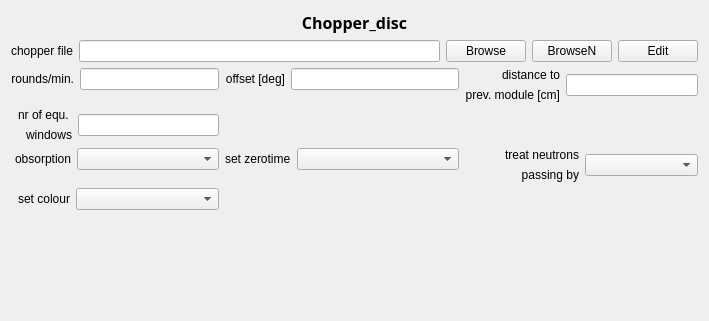
Qt form GUI-Qt/chopper_disc.ui (vitess-neutron/vitess) before a commit.
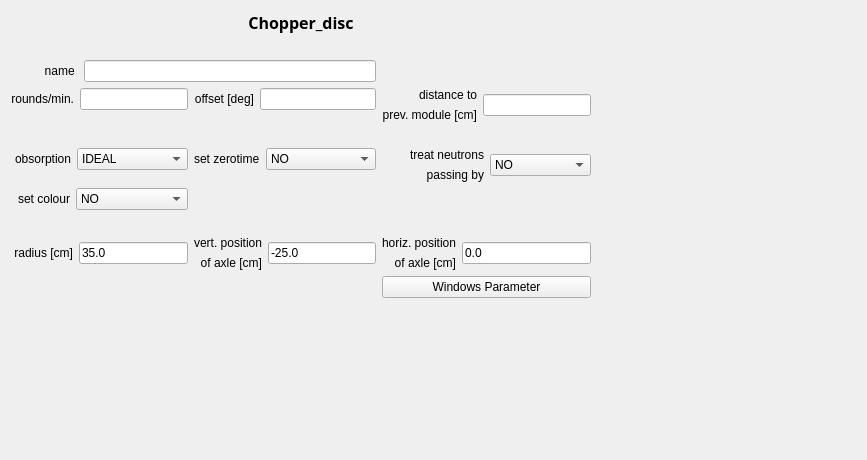
The same form after that commit.

Commit message: Add new modules and functions

Diff of the .ui file:
```diff
--- a/GUI-Qt/chopper_disc.ui
+++ b/GUI-Qt/chopper_disc.ui
@@ -6,103 +6,381 @@
    <rect>
     <x>0</x>
     <y>0</y>
-    <width>709</width>
-    <height>321</height>
+    <width>867</width>
+    <height>460</height>
    </rect>
   </property>
   <property name="windowTitle">
    <string>Form</string>
   </property>
-  <layout class="QGridLayout" name="gridLayout_4">
-   <item row="4" column="2">
-    <layout class="QGridLayout" name="gridLayout_2">
-     <item row="0" column="0">
-      <widget class="QLabel" name="label_9">
-       <property name="text">
-        <string>treat neutrons</string>
-       </property>
-       <property name="alignment">
-        <set>Qt::AlignRight|Qt::AlignTrailing|Qt::AlignVCenter</set>
-       </property>
-      </widget>
-     </item>
-     <item row="0" column="1" rowspan="2">
-      <widget class="QComboBox" name="comboNeutrons"/>
-     </item>
-     <item row="1" column="0">
-      <widget class="QLabel" name="label_12">
-       <property name="text">
-        <string>passing by</string>
-       </property>
-       <property name="alignment">
-        <set>Qt::AlignRight|Qt::AlignTrailing|Qt::AlignVCenter</set>
-       </property>
-      </widget>
-     </item>
-    </layout>
-   </item>
-   <item row="5" column="1" colspan="2">
-    <spacer name="horizontalSpacer_2">
-     <property name="orientation">
-      <enum>Qt::Horizontal</enum>
-     </property>
-     <property name="sizeHint" stdset="0">
-      <size>
-       <width>473</width>
-       <height>20</height>
-      </size>
-     </property>
-    </spacer>
-   </item>
+  <layout class="QGridLayout" name="gridLayout_7">
    <item row="2" column="0">
-    <layout class="QFormLayout" name="formLayout">
-     <item row="0" column="0">
-      <widget class="QLabel" name="label_2">
-       <property name="text">
-        <string>rounds/min.</string>
+    <layout class="QGridLayout" name="gridLayout_3">
+     <item row="4" column="0">
+      <layout class="QFormLayout" name="formLayout_7">
+       <item row="0" column="0">
+        <widget class="QLabel" name="label_10">
+         <property name="text">
+          <string>  set colour</string>
+         </property>
+         <property name="alignment">
+          <set>Qt::AlignRight|Qt::AlignTrailing|Qt::AlignVCenter</set>
+         </property>
+        </widget>
+       </item>
+       <item row="0" column="1">
+        <widget class="QComboBox" name="bColor">
+         <item>
+          <property name="text">
+           <string>NO</string>
+          </property>
+         </item>
+         <item>
+          <property name="text">
+           <string>YES</string>
+          </property>
+         </item>
+        </widget>
+       </item>
+      </layout>
+     </item>
+     <item row="2" column="0">
+      <spacer name="horizontalSpacer_2">
+       <property name="orientation">
+        <enum>Qt::Horizontal</enum>
        </property>
-       <property name="alignment">
-        <set>Qt::AlignRight|Qt::AlignTrailing|Qt::AlignVCenter</set>
+       <property name="sizeHint" stdset="0">
+        <size>
+         <width>40</width>
+         <height>20</height>
+        </size>
        </property>
-      </widget>
+      </spacer>
      </item>
-     <item row="0" column="1">
-      <widget class="QLineEdit" name="lineRounds"/>
-     </item>
-    </layout>
-   </item>
-   <item row="5" column="0">
-    <layout class="QFormLayout" name="formLayout_7">
-     <item row="0" column="0">
-      <widget class="QLabel" name="label_10">
-       <property name="text">
-        <string>  set colour</string>
+     <item row="5" column="1" colspan="2">
+      <spacer name="horizontalSpacer">
+       <property name="orientation">
+        <enum>Qt::Horizontal</enum>
        </property>
-       <property name="alignment">
-        <set>Qt::AlignRight|Qt::AlignTrailing|Qt::AlignVCenter</set>
+       <property name="sizeHint" stdset="0">
+        <size>
+         <width>360</width>
+         <height>20</height>
+        </size>
        </property>
-      </widget>
+      </spacer>
      </item>
-     <item row="0" column="1">
-      <widget class="QComboBox" name="comboBox_4"/>
+     <item row="6" column="0">
+      <layout class="QGridLayout" name="gridLayout_4">
+       <item row="0" column="1" rowspan="2">
+        <widget class="QLineEdit" name="Radius">
+         <property name="text">
+          <string>35.0</string>
+         </property>
+        </widget>
+       </item>
+       <item row="0" column="0" rowspan="2">
+        <widget class="QLabel" name="label_15">
+         <property name="text">
+          <string> radius [cm]</string>
+         </property>
+         <property name="alignment">
+          <set>Qt::AlignRight|Qt::AlignTrailing|Qt::AlignVCenter</set>
+         </property>
+        </widget>
+       </item>
+      </layout>
      </item>
-    </layout>
-   </item>
-   <item row="4" column="1">
-    <layout class="QFormLayout" name="formLayout_5">
-     <item row="0" column="0">
-      <widget class="QLabel" name="label_8">
+     <item row="6" column="1">
+      <layout class="QGridLayout" name="gridLayout_5">
+       <item row="0" column="0">
+        <widget class="QLabel" name="label_17">
+         <property name="text">
+          <string>vert. position</string>
+         </property>
+         <property name="alignment">
+          <set>Qt::AlignBottom|Qt::AlignRight|Qt::AlignTrailing</set>
+         </property>
+        </widget>
+       </item>
+       <item row="0" column="1" rowspan="2">
+        <widget class="QLineEdit" name="VerPos">
+         <property name="text">
+          <string>-25.0</string>
+         </property>
+        </widget>
+       </item>
+       <item row="1" column="0">
+        <widget class="QLabel" name="label_18">
+         <property name="text">
+          <string>of axle [cm]</string>
+         </property>
+         <property name="alignment">
+          <set>Qt::AlignRight|Qt::AlignTop|Qt::AlignTrailing</set>
+         </property>
+        </widget>
+       </item>
+      </layout>
+     </item>
+     <item row="6" column="2">
+      <layout class="QGridLayout" name="gridLayout_6">
+       <item row="0" column="0">
+        <widget class="QLabel" name="label_19">
+         <property name="text">
+          <string>horiz. position</string>
+         </property>
+         <property name="alignment">
+          <set>Qt::AlignBottom|Qt::AlignRight|Qt::AlignTrailing</set>
+         </property>
+        </widget>
+       </item>
+       <item row="0" column="1" rowspan="2">
+        <widget class="QLineEdit" name="HorPos">
+         <property name="text">
+          <string>0.0</string>
+         </property>
+        </widget>
+       </item>
+       <item row="1" column="0">
+        <widget class="QLabel" name="label_20">
+         <property name="text">
+          <string>of axle [cm]</string>
+         </property>
+         <property name="alignment">
+          <set>Qt::AlignRight|Qt::AlignTop|Qt::AlignTrailing</set>
+         </property>
+        </widget>
+       </item>
+      </layout>
+     </item>
+     <item row="7" column="2">
+      <widget class="QPushButton" name="pushButton">
        <property name="text">
-        <string>set zerotime</string>
+        <string>Windows Parameter</string>
        </property>
       </widget>
      </item>
-     <item row="0" column="1">
-      <widget class="QComboBox" name="comboZerotime"/>
+     <item row="3" column="0">
+      <layout class="QFormLayout" name="formLayout_4">
+       <item row="0" column="0">
+        <widget class="QLabel" name="label_7">
+         <property name="text">
+          <string> obsorption</string>
+         </property>
+         <property name="alignment">
+          <set>Qt::AlignRight|Qt::AlignTrailing|Qt::AlignVCenter</set>
+         </property>
+        </widget>
+       </item>
+       <item row="0" column="1">
+        <widget class="QComboBox" name="eAbs">
+         <property name="sizePolicy">
+          <sizepolicy hsizetype="Expanding" vsizetype="Fixed">
+           <horstretch>0</horstretch>
+           <verstretch>0</verstretch>
+          </sizepolicy>
+         </property>
+         <item>
+          <property name="text">
+           <string>IDEAL</string>
+          </property>
+         </item>
+         <item>
+          <property name="text">
+           <string>GADOLINIUM</string>
+          </property>
+         </item>
+         <item>
+          <property name="text">
+           <string>BOR</string>
+          </property>
+         </item>
+        </widget>
+       </item>
+      </layout>
      </item>
+     <item row="1" column="1">
+      <layout class="QFormLayout" name="formLayout_2">
+       <item row="0" column="0">
+        <widget class="QLabel" name="label_3">
+         <property name="text">
+          <string>offset [deg]</string>
+         </property>
+         <property name="alignment">
+          <set>Qt::AlignRight|Qt::AlignTrailing|Qt::AlignVCenter</set>
+         </property>
+        </widget>
+       </item>
+       <item row="0" column="1">
+        <widget class="QLineEdit" name="Offset"/>
+       </item>
+      </layout>
+     </item>
+     <item row="3" column="2">
+      <layout class="QGridLayout" name="gridLayout_2">
+       <item row="0" column="0">
+        <widget class="QLabel" name="label_9">
+         <property name="text">
+          <string>treat neutrons</string>
+         </property>
+         <property name="alignment">
+          <set>Qt::AlignBottom|Qt::AlignRight|Qt::AlignTrailing</set>
+         </property>
+        </widget>
+       </item>
+       <item row="0" column="1" rowspan="2">
+        <widget class="QComboBox" name="bPass">
+         <item>
+          <property name="text">
+           <string>NO</string>
+          </property>
+         </item>
+         <item>
+          <property name="text">
+           <string>YES</string>
+          </property>
+         </item>
+        </widget>
+       </item>
+       <item row="1" column="0">
+        <widget class="QLabel" name="label_12">
+         <property name="text">
+          <string>passing by</string>
+         </property>
+         <property name="alignment">
+          <set>Qt::AlignRight|Qt::AlignTop|Qt::AlignTrailing</set>
+         </property>
+        </widget>
+       </item>
+      </layout>
+     </item>
+     <item row="3" column="1">
+      <layout class="QFormLayout" name="formLayout_5">
+       <item row="0" column="0">
+        <widget class="QLabel" name="label_8">
+         <property name="text">
+          <string>set zerotime</string>
+         </property>
+        </widget>
+       </item>
+       <item row="0" column="1">
+        <widget class="QComboBox" name="bZeroT">
+         <item>
+          <property name="text">
+           <string>NO</string>
+          </property>
+         </item>
+         <item>
+          <property name="text">
+           <string>YES</string>
+          </property>
+         </item>
+        </widget>
+       </item>
+      </layout>
+     </item>
+     <item row="1" column="0">
+      <layout class="QFormLayout" name="formLayout">
+       <item row="0" column="0">
+        <widget class="QLabel" name="label_2">
+         <property name="text">
+          <string>rounds/min.</string>
+         </property>
+         <property name="alignment">
+          <set>Qt::AlignRight|Qt::AlignTrailing|Qt::AlignVCenter</set>
+         </property>
+        </widget>
+       </item>
+       <item row="0" column="1">
+        <widget class="QLineEdit" name="Rpm"/>
+       </item>
+      </layout>
+     </item>
+     <item row="1" column="2">
+      <layout class="QGridLayout" name="gridLayout">
+       <item row="0" column="0">
+        <widget class="QLabel" name="label_5">
+         <property name="text">
+          <string>distance to</string>
+         </property>
+         <property name="alignment">
+          <set>Qt::AlignBottom|Qt::AlignRight|Qt::AlignTrailing</set>
+         </property>
+        </widget>
+       </item>
+       <item row="0" column="1" rowspan="2">
+        <widget class="QLineEdit" name="Dist"/>
+       </item>
+       <item row="1" column="0">
+        <widget class="QLabel" name="label_6">
+         <property name="text">
+          <string>prev. module [cm]</string>
+         </property>
+         <property name="alignment">
+          <set>Qt::AlignRight|Qt::AlignTop|Qt::AlignTrailing</set>
+         </property>
+        </widget>
+       </item>
+      </layout>
+     </item>
+     <item row="0" column="0" colspan="2">
+      <layout class="QFormLayout" name="formLayout_3">
+       <item row="0" column="0">
+        <widget class="QLabel" name="label_14">
+         <property name="sizePolicy">
+          <sizepolicy hsizetype="Minimum" vsizetype="Preferred">
+           <horstretch>0</horstretch>
+           <verstretch>0</verstretch>
+          </sizepolicy>
+         </property>
+         <property name="minimumSize">
+          <size>
+           <width>0</width>
+           <height>0</height>
+          </size>
+         </property>
+         <property name="maximumSize">
+          <size>
+           <width>80</width>
+           <height>16777215</height>
+          </size>
+         </property>
+         <property name="text">
+          <string>          name </string>
+         </property>
+         <property name="alignment">
+          <set>Qt::AlignRight|Qt::AlignTrailing|Qt::AlignVCenter</set>
+         </property>
+        </widget>
+       </item>
+       <item row="0" column="1">
+        <widget class="QLineEdit" name="Name">
+         <property name="sizePolicy">
+          <sizepolicy hsizetype="Preferred" vsizetype="Fixed">
+           <horstretch>0</horstretch>
+           <verstretch>0</verstretch>
+          </sizepolicy>
+         </property>
+        </widget>
+       </item>
+      </layout>
+     </item>
     </layout>
    </item>
-   <item row="0" column="0" colspan="3">
+   <item row="2" column="1">
+    <spacer name="horizontalSpacer_3">
+     <property name="orientation">
+      <enum>Qt::Horizontal</enum>
+     </property>
+     <property name="sizeHint" stdset="0">
+      <size>
+       <width>112</width>
+       <height>20</height>
+      </size>
+     </property>
+    </spacer>
+   </item>
+   <item row="0" column="0">
     <widget class="QLabel" name="label_11">
      <property name="font">
       <font>
@@ -120,164 +398,7 @@
      </property>
     </widget>
    </item>
-   <item row="3" column="1" colspan="2">
-    <spacer name="horizontalSpacer">
-     <property name="orientation">
-      <enum>Qt::Horizontal</enum>
-     </property>
-     <property name="sizeHint" stdset="0">
-      <size>
-       <width>473</width>
-       <height>20</height>
-      </size>
-     </property>
-    </spacer>
-   </item>
-   <item row="1" column="0" colspan="3">
-    <layout class="QHBoxLayout" name="horizontalLayout">
-     <item>
-      <widget class="QLabel" name="label">
-       <property name="text">
-        <string>chopper file</string>
-       </property>
-       <property name="alignment">
-        <set>Qt::AlignRight|Qt::AlignTrailing|Qt::AlignVCenter</set>
-       </property>
-      </widget>
-     </item>
-     <item>
-      <widget class="QLineEdit" name="lineChopperfile"/>
-     </item>
-     <item>
-      <widget class="QPushButton" name="pushBrowse">
-       <property name="maximumSize">
-        <size>
-         <width>90</width>
-         <height>16777215</height>
-        </size>
-       </property>
-       <property name="text">
-        <string>Browse</string>
-       </property>
-      </widget>
-     </item>
-     <item>
-      <widget class="QPushButton" name="pushBrowseN">
-       <property name="maximumSize">
-        <size>
-         <width>90</width>
-         <height>16777215</height>
-        </size>
-       </property>
-       <property name="text">
-        <string>BrowseN</string>
-       </property>
-      </widget>
-     </item>
-     <item>
-      <widget class="QPushButton" name="pushEdit">
-       <property name="maximumSize">
-        <size>
-         <width>90</width>
-         <height>16777215</height>
-        </size>
-       </property>
-       <property name="text">
-        <string>Edit</string>
-       </property>
-      </widget>
-     </item>
-    </layout>
-   </item>
-   <item row="2" column="1">
-    <layout class="QFormLayout" name="formLayout_2">
-     <item row="0" column="0">
-      <widget class="QLabel" name="label_3">
-       <property name="text">
-        <string>offset [deg]</string>
-       </property>
-       <property name="alignment">
-        <set>Qt::AlignRight|Qt::AlignTrailing|Qt::AlignVCenter</set>
-       </property>
-      </widget>
-     </item>
-     <item row="0" column="1">
-      <widget class="QLineEdit" name="lineOffset"/>
-     </item>
-    </layout>
-   </item>
-   <item row="4" column="0">
-    <layout class="QFormLayout" name="formLayout_4">
-     <item row="0" column="0">
-      <widget class="QLabel" name="label_7">
-       <property name="text">
-        <string> obsorption</string>
-       </property>
-       <property name="alignment">
-        <set>Qt::AlignRight|Qt::AlignTrailing|Qt::AlignVCenter</set>
-       </property>
-      </widget>
-     </item>
-     <item row="0" column="1">
-      <widget class="QComboBox" name="comboObsorp"/>
-     </item>
-    </layout>
-   </item>
-   <item row="2" column="2">
-    <layout class="QGridLayout" name="gridLayout">
-     <item row="0" column="0">
-      <widget class="QLabel" name="label_5">
-       <property name="text">
-        <string>distance to</string>
-       </property>
-       <property name="alignment">
-        <set>Qt::AlignRight|Qt::AlignTrailing|Qt::AlignVCenter</set>
-       </property>
-      </widget>
-     </item>
-     <item row="0" column="1" rowspan="2">
-      <widget class="QLineEdit" name="lineDistance"/>
-     </item>
-     <item row="1" column="0">
-      <widget class="QLabel" name="label_6">
-       <property name="text">
-        <string>prev. module [cm]</string>
-       </property>
-       <property name="alignment">
-        <set>Qt::AlignRight|Qt::AlignTrailing|Qt::AlignVCenter</set>
-       </property>
-      </widget>
-     </item>
-    </layout>
-   </item>
    <item row="3" column="0">
-    <layout class="QGridLayout" name="gridLayout_3">
-     <item row="0" column="0">
-      <widget class="QLabel" name="label_4">
-       <property name="text">
-        <string>  nr of equ. </string>
-       </property>
-       <property name="alignment">
-        <set>Qt::AlignRight|Qt::AlignTrailing|Qt::AlignVCenter</set>
-       </property>
-      </widget>
-     </item>
-     <item row="0" column="1" rowspan="2">
-      <widget class="QLineEdit" name="lineNrwindows"/>
-     </item>
-     <item row="1" column="0">
-      <widget class="QLabel" name="label_13">
-       <property name="text">
-        <string>windows</string>
-       </property>
-       <property name="alignment">
-        <set>Qt::AlignRight|Qt::AlignTrailing|Qt::AlignVCenter</set>
-       </property>
-      </widget>
-     </item>
-    </layout>
-   </item>
-   <item row="6" column="0">
     <spacer name="verticalSpacer">
      <property name="orientation">
       <enum>Qt::Vertical</enum>
@@ -285,7 +406,20 @@
      <property name="sizeHint" stdset="0">
       <size>
        <width>20</width>
-       <height>40</height>
+       <height>50</height>
+      </size>
+     </property>
+    </spacer>
+   </item>
+   <item row="1" column="0">
+    <spacer name="horizontalSpacer_4">
+     <property name="orientation">
+      <enum>Qt::Horizontal</enum>
+     </property>
+     <property name="sizeHint" stdset="0">
+      <size>
+       <width>40</width>
+       <height>20</height>
       </size>
      </property>
     </spacer>
```
The commit also changes 334 other files.
